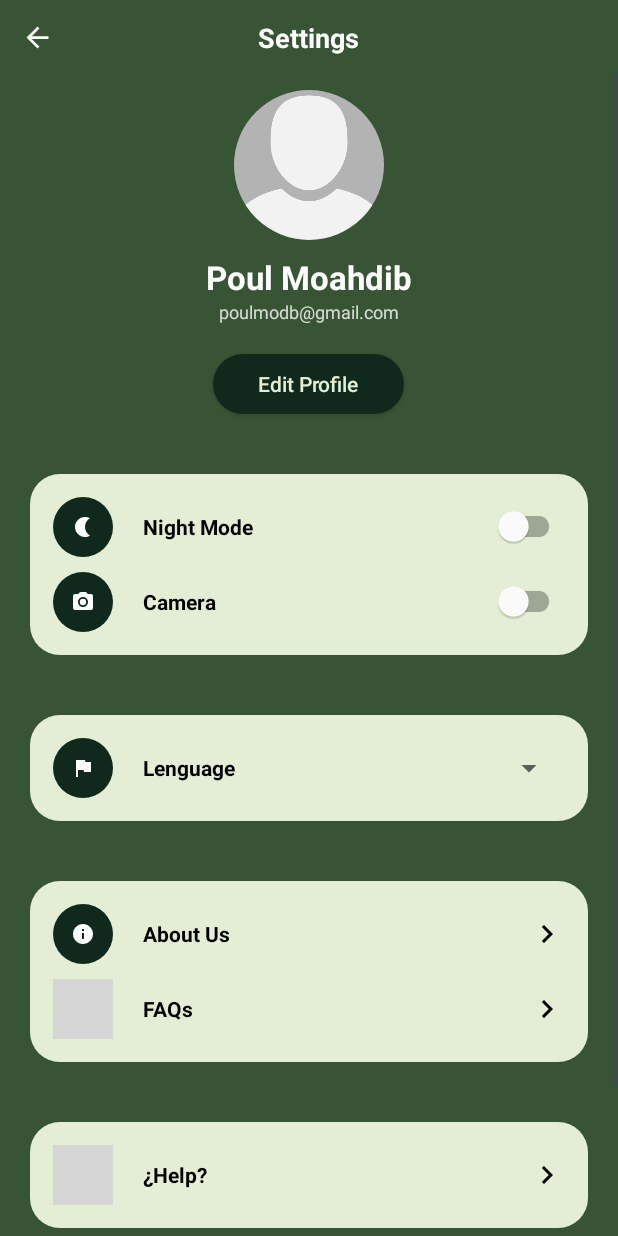
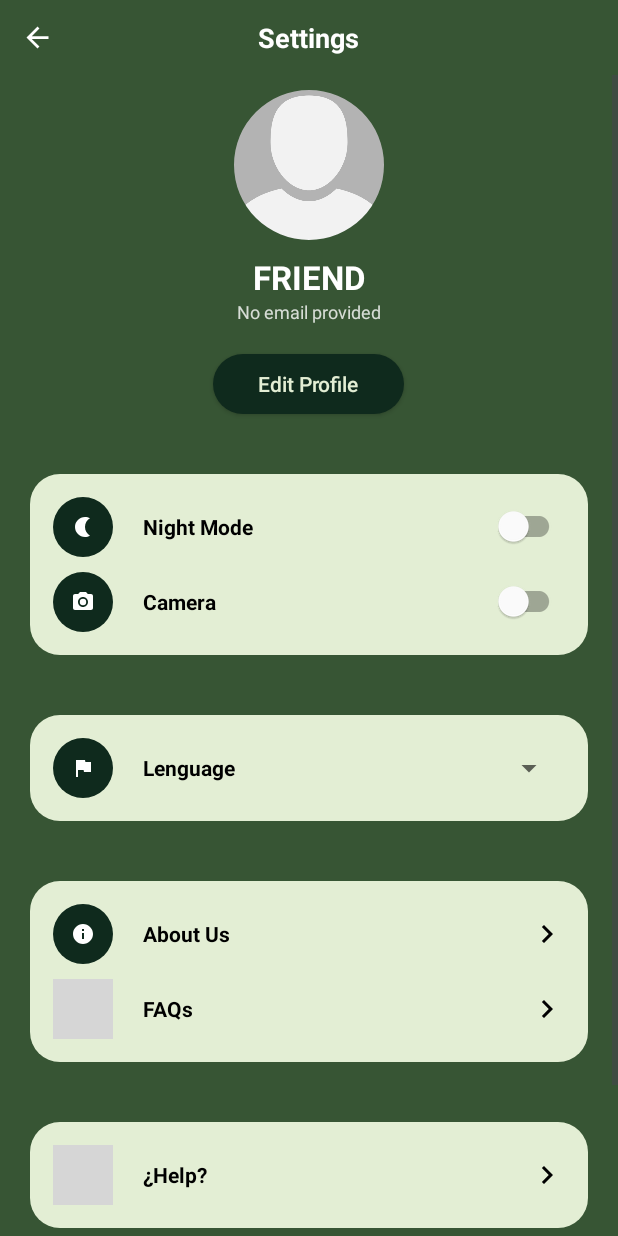
Before and after one commit to FerOcotan/ATENEA, an Android app: the menu_settings screen opened directly, with no data from a screen before it, on a phone screen of 412 x 824 dp. Run offline under Robolectric (Android 15) with nearby library versions, the phone set to English and light mode, and no system bars; our stand-ins replace Firebase (no records; nobody signed in at launch, a user with empty details on screens opened directly); grey boxes are pictures that could not be loaded.

Commit message:
imagen nombre  y correo en el menu nuevo
se implemento el llamado de estas al nuevo menu

```diff
--- a/app/src/main/java/com/example/atenea/BaseFragment.java
+++ b/app/src/main/java/com/example/atenea/BaseFragment.java
@@ -23,10 +23,12 @@ public abstract class BaseFragment extends Fragment {
     @Override
     public void onViewCreated(View view, Bundle savedInstanceState) {
         super.onViewCreated(view, savedInstanceState);
+
         //PARA CARGAR LA IMAGEN
         buttonProfile = view.findViewById(R.id.buttonprofile);
 
         // Configuración de GoogleSignInClient
+
         GoogleSignInOptions gso = new GoogleSignInOptions.Builder(GoogleSignInOptions.DEFAULT_SIGN_IN)
                 .requestIdToken(getString(R.string.client_id))
                 .requestEmail()
--- a/app/src/main/java/com/example/atenea/HomeFragment.java
+++ b/app/src/main/java/com/example/atenea/HomeFragment.java
@@ -21,8 +21,11 @@ import java.util.ArrayList;
 import java.util.List;
 
 public class HomeFragment extends BaseFragment {
+
+
     //XML donde se declara el nombre a cambiarse
     private TextView TextViewUserName;
+
     private RecyclerView recyclerView;
     private CardAdapter adapter;
 
--- a/app/src/main/java/com/example/atenea/menu_settings.java
+++ b/app/src/main/java/com/example/atenea/menu_settings.java
@@ -1,6 +1,7 @@
 package com.example.atenea;
 
 import android.os.Bundle;
+import android.widget.TextView;
 
 import androidx.activity.EdgeToEdge;
 import androidx.appcompat.app.AppCompatActivity;
@@ -8,17 +9,98 @@ import androidx.core.graphics.Insets;
 import androidx.core.view.ViewCompat;
 import androidx.core.view.WindowInsetsCompat;
 
+import com.bumptech.glide.Glide;
+import com.google.android.gms.auth.api.signin.GoogleSignIn;
+import com.google.android.gms.auth.api.signin.GoogleSignInClient;
+import com.google.android.gms.auth.api.signin.GoogleSignInOptions;
+import com.google.android.material.imageview.ShapeableImageView;
+import com.google.firebase.auth.FirebaseAuth;
+import com.google.firebase.auth.FirebaseUser;
+
 public class menu_settings extends AppCompatActivity {
+
+
+    protected GoogleSignInClient mGoogleSignInClient;
+    private ShapeableImageView buttonProfile;
+    private TextView TextViewUserName;
+    private TextView TextViewUserEmail;
+
 
     @Override
     protected void onCreate(Bundle savedInstanceState) {
         super.onCreate(savedInstanceState);
         EdgeToEdge.enable(this);
         setContentView(R.layout.activity_menu_settings);
+
+
+
+
+        //PARA CARGAR LA IMAGEN
+        buttonProfile = findViewById(R.id.buttonprofile);
+        TextViewUserName = findViewById(R.id.TextViewUserName);
+        TextViewUserEmail = findViewById(R.id.TextViewUserEmail);
+
+        GoogleSignInOptions gso = new GoogleSignInOptions.Builder(GoogleSignInOptions.DEFAULT_SIGN_IN)
+                .requestIdToken(getString(R.string.client_id))
+                .requestEmail()
+                .build();
+        mGoogleSignInClient = GoogleSignIn.getClient(this, gso);
+
+        FirebaseUser user = FirebaseAuth.getInstance().getCurrentUser();
+
+        // Carga la imagen de perfil en el ShapeableImageView
+        String photoUrl = user.getPhotoUrl() != null ? user.getPhotoUrl().toString() : null;
+        if (photoUrl != null) {
+            Glide.with(this)
+                    .load(photoUrl)
+                    .placeholder(R.drawable.profileimage) // Imagen de placeholder
+                    .error(R.drawable.profileimage) // Imagen de error
+                    .into(buttonProfile);
+        } else {
+            // Si no hay URL de imagen, usa la imagen por defecto
+            buttonProfile.setImageResource(R.drawable.profileimage);
+        }
+
+        if (user != null) {
+            // Si el usuario está logueado, obtiene el nombre
+
+
+            String displayName = user.getDisplayName();
+            if (displayName != null && !displayName.isEmpty()) {
+                // Divide el nombre completo y toma solo el primer nombre
+                String firstName = displayName.split(" ")[0];
+                // Asigna el primer nombre al TextView
+                TextViewUserName.setText(firstName);
+            } else {
+                // Si el nombre está vacío, un texto por defecto
+                TextViewUserName.setText("FRIEND");
+            }
+        } else {
+            // Si no hay usuario logueado, un texto por defecto
+            TextViewUserName.setText("Invitado");
+        }
+
+        // Obtén y muestra el correo del usuario
+        if (user != null) {
+            String email = user.getEmail();
+            if (email != null && !email.isEmpty()) {
+                TextViewUserEmail.setText(email);
+            } else {
+                TextViewUserEmail.setText("No email provided");
+            }
+        } else {
+            TextViewUserEmail.setText("Guest");
+        }
+
+
         ViewCompat.setOnApplyWindowInsetsListener(findViewById(R.id.main), (v, insets) -> {
             Insets systemBars = insets.getInsets(WindowInsetsCompat.Type.systemBars());
             v.setPadding(systemBars.left, systemBars.top, systemBars.right, systemBars.bottom);
             return insets;
+
+
+
+
         });
     }
 }
--- a/app/src/main/res/layout/activity_menu_settings.xml
+++ b/app/src/main/res/layout/activity_menu_settings.xml
@@ -47,6 +47,7 @@
             >
 
             <com.google.android.material.imageview.ShapeableImageView
+                android:id="@+id/buttonprofile"
                 android:layout_width="100dp"
                 android:layout_height="100dp"
                 android:layout_gravity="center"
@@ -56,6 +57,7 @@
                 app:shapeAppearanceOverlay="@style/round_button" />
 
             <TextView
+                android:id="@+id/TextViewUserName"
                 android:layout_width="wrap_content"
                 android:layout_height="wrap_content"
                 android:layout_gravity="center"
@@ -67,6 +69,7 @@
                 />
 
             <TextView
+                android:id="@+id/TextViewUserEmail"
                 android:layout_width="wrap_content"
                 android:layout_height="wrap_content"
                 android:text="poulmodb@gmail.com"
```
